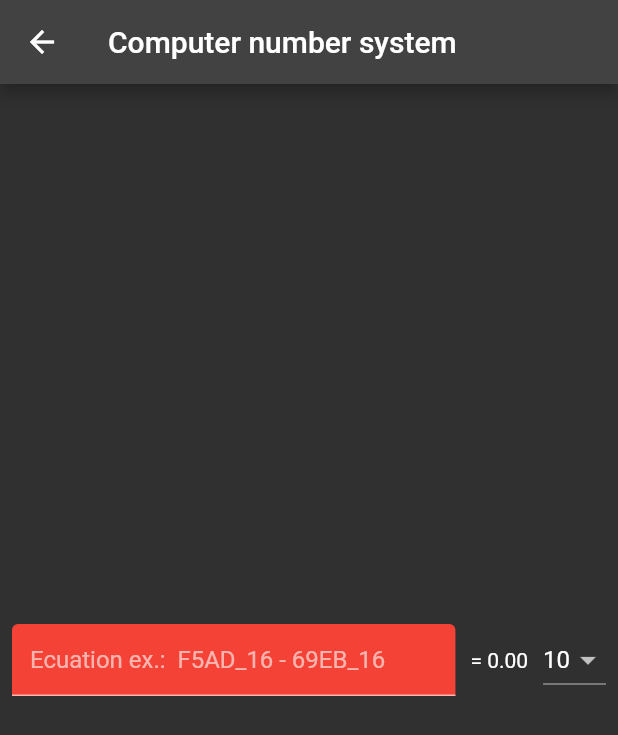
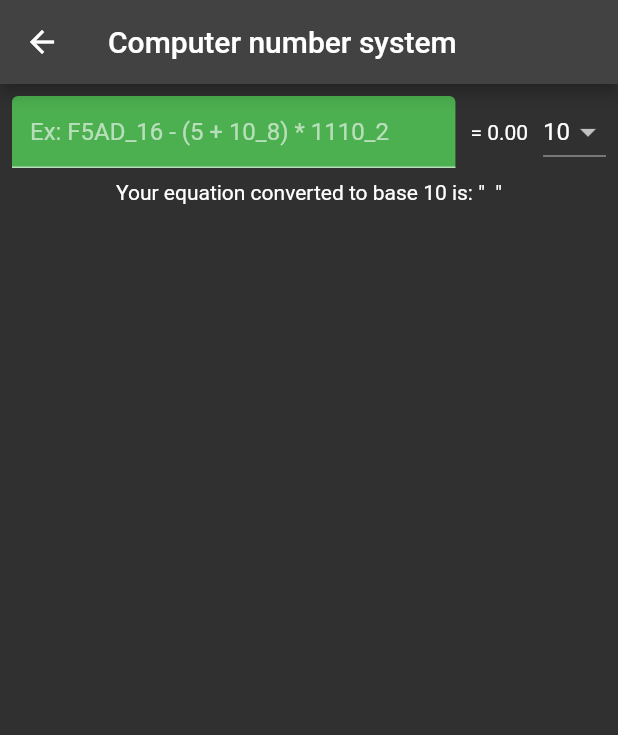
Before and after one commit to Teoneag/Jarvis-0, a Flutter app: the ComputerNumberSystem screen opened by its route, on a phone screen of 412 x 824 dp. Shown: the top 735 px of the screen. Run offline on Flutter 3.47's test engine with Material 2 defaults, Android fonts, the phone set to English and light mode, and no system bars; missing offline and left inert: info_popup, math_parser.

Commit message:
acsl-cns-error-step-6

```diff
--- a/lib/coding/ACSL/computer_number_system.dart
+++ b/lib/coding/ACSL/computer_number_system.dart
@@ -1,5 +1,4 @@
 import 'package:flutter/material.dart';
-// import 'dart:core';
 import 'package:math_parser/math_parser.dart';
 
 class ComputerNumberSystem extends StatefulWidget {
@@ -13,7 +12,9 @@ class _ComputerNumberSystemState extends State<ComputerNumberSystem> {
   final TextEditingController _ecuationC = TextEditingController();
   int _selectedBase = 10;
   String _resultFinal = '0.00';
-  bool _isGood = false;
+  String _equationBase10 = '';
+  String _errorMessage = '';
+  bool _isGood = true;
 
   @override
   void dispose() {
@@ -26,8 +27,10 @@ class _ComputerNumberSystemState extends State<ComputerNumberSystem> {
       _isGood = false;
       _resultFinal = '0.00';
     });
+
     try {
       String equation = _ecuationC.text.replaceAll(' ', '');
+
       if (equation.isEmpty) {
         setState(() {
           _isGood = true;
@@ -35,10 +38,13 @@ class _ComputerNumberSystemState extends State<ComputerNumberSystem> {
         });
       }
 
-      List<String> numbers = equation.split(RegExp(r"[+\-*/]"));
+      List<String> numbers =
+          equation.split(RegExp(r"[+\-*/]")); // 10 + 2_16 - F_16
       for (var number in numbers) {
         String nrBase10 = number;
-        if (number.contains('_')) {
+        if (!number.contains('_')) {
+          continue;
+        }
         final parts = number.split('_');
         final base = int.parse(parts[1]);
         final numberString = parts[0];
@@ -46,18 +52,24 @@ class _ComputerNumberSystemState extends State<ComputerNumberSystem> {
           return;
         }
         nrBase10 = int.parse(numberString, radix: base).toString();
+        _equationBase10 = _equationBase10.replaceAll(number, nrBase10);
       }
-        equation = equation.replaceAll(number, nrBase10);
-      }
-      final expression = MathNodeExpression.fromString(equation);
-      final result = expression.calc(MathVariableValues.none).toInt();
-      final resultRightBase = result.toRadixString(_selectedBase).toUpperCase();
+
+      final resultRightBase = MathNodeExpression.fromString(_equationBase10)
+          .calc(MathVariableValues.none)
+          .toInt()
+          .toRadixString(_selectedBase)
+          .toUpperCase();
+
       setState(() {
+        _equationBase10;
         _resultFinal = resultRightBase.toString();
         _isGood = true;
       });
     } catch (e) {
-      print(e);
+      setState(() {
+        _errorMessage = e.toString();
+      });
     }
   }
 
@@ -65,8 +77,9 @@ class _ComputerNumberSystemState extends State<ComputerNumberSystem> {
   Widget build(BuildContext context) {
     return Scaffold(
       appBar: AppBar(title: const Text('Computer number system')),
-      body: Center(
-        child: Padding(
+      body: Column(
+        children: [
+          Padding(
             padding: const EdgeInsets.all(8.0),
             child: Row(
               children: [
@@ -77,7 +90,7 @@ class _ComputerNumberSystemState extends State<ComputerNumberSystem> {
                     decoration: InputDecoration(
                         filled: true,
                         fillColor: _isGood ? Colors.green : Colors.red,
-                      hintText: 'Ecuation ex.:  F5AD_16 - 69EB_16'),
+                        hintText: 'Ex: F5AD_16 - (5 + 10_8) * 1110_2'),
                   ),
                 ),
                 const SizedBox(width: 10),
@@ -91,8 +104,8 @@ class _ComputerNumberSystemState extends State<ComputerNumberSystem> {
                     });
                     _updateResult();
                   },
-                items:
-                    <int>[2, 8, 10, 16].map<DropdownMenuItem<int>>((int value) {
+                  items: <int>[2, 8, 10, 16]
+                      .map<DropdownMenuItem<int>>((int value) {
                     return DropdownMenuItem<int>(
                       value: value,
                       child: Text(value.toString()),
@@ -102,14 +115,12 @@ class _ComputerNumberSystemState extends State<ComputerNumberSystem> {
               ],
             ),
           ),
+          _isGood
+              ? Text(
+                  'Your equation converted to base 10 is: " $_equationBase10 "')
+              : Text('Error: $_errorMessage')
+        ],
       ),
     );
   }
 }
-
-// class Nr {
-//   int value;
-//   String base;
-
-//   Nr({required this.value, required this.base});
-// }
```
Lines whose indentation alone changed are shown as unchanged.
